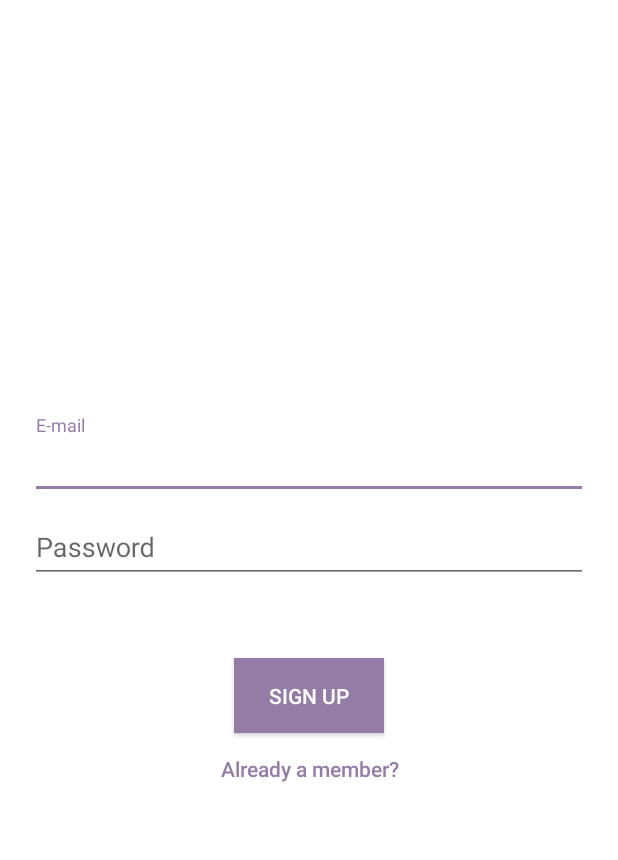
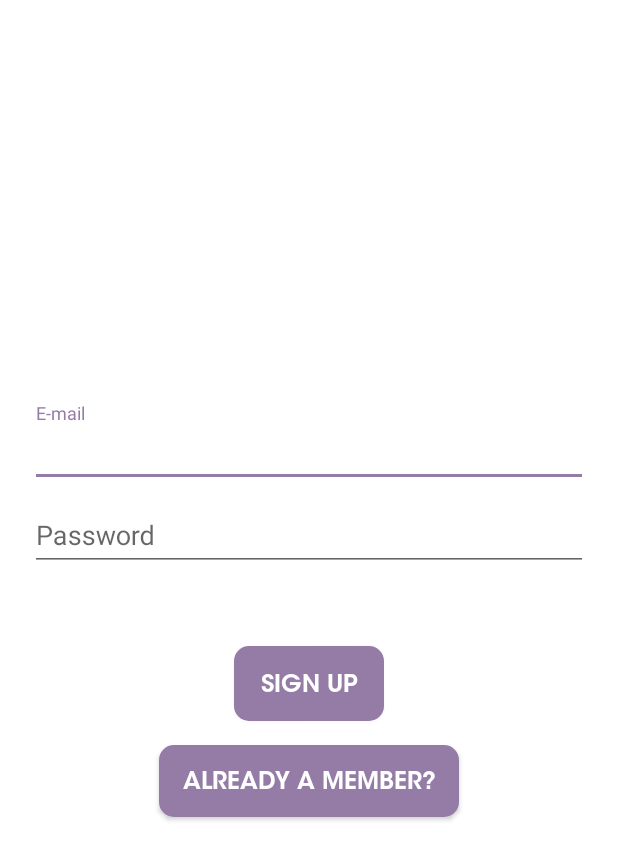
Before and after one commit to nasreekar/GeoNotes, an Android app: the RegisterActivity screen opened directly, with no data from a screen before it, on a phone screen of 412 x 824 dp. Shown: the top 860 px of the screen. Run offline under Robolectric (Android 15) with nearby library versions, the phone set to English and light mode, and no system bars; our stand-ins replace ButterKnife, Firebase (no records; nobody signed in at launch, a user with empty details on screens opened directly).

```diff
--- a/app/src/main/java/com/abhijith/nanodegree/geonotes/View/NotesListFragment.java
+++ b/app/src/main/java/com/abhijith/nanodegree/geonotes/View/NotesListFragment.java
@@ -78,7 +78,7 @@ public class NotesListFragment extends Fragment {
     private void setUpRecyclerView() {
         mProgressBarLoading.setVisibility(View.VISIBLE);
         userID = FirebaseAuth.getInstance().getCurrentUser().getEmail();
-        Query query = notesRef.whereEqualTo("email", userID);
+        Query query = notesRef.whereEqualTo("email", userID).orderBy("date", Query.Direction.DESCENDING);
 
         FirestoreRecyclerOptions<Notes> options = new FirestoreRecyclerOptions.Builder<Notes>()
                 .setQuery(query, Notes.class)
--- a/app/src/main/res/layout/activity_register.xml
+++ b/app/src/main/res/layout/activity_register.xml
@@ -42,23 +42,21 @@
 
     <Button
         android:id="@+id/btn_signUp"
+        style="@style/Logout_Style"
         android:layout_width="100dp"
         android:layout_height="50dp"
         android:layout_marginTop="50dp"
-        android:background="@color/colorAccent"
-        android:text="@string/sign_up"
-        android:textColor="#FFFF" />
+        android:text="@string/sign_up" />
 
 
     <Button
         android:id="@+id/btn_alreadyMember"
+        style="@style/Logout_Style"
         android:layout_width="200dp"
         android:layout_height="wrap_content"
+        android:layout_marginTop="@dimen/dp_16"
         android:layout_marginBottom="10dp"
-        android:background="@null"
-        android:text="@string/already_a_member"
-        android:textAllCaps="false"
-        android:textColor="@color/colorAccent" />
+        android:text="@string/already_a_member" />
 
     <ProgressBar
         android:id="@+id/progressBar"
```
Also changed, not shown: app/src/main/java/com/abhijith/nanodegree/geonotes/View/LoginActivity.java (+11 -0 lines), app/src/main/java/com/abhijith/nanodegree/geonotes/View/RegisterActivity.java (+10 -0 lines), 1 other file.
